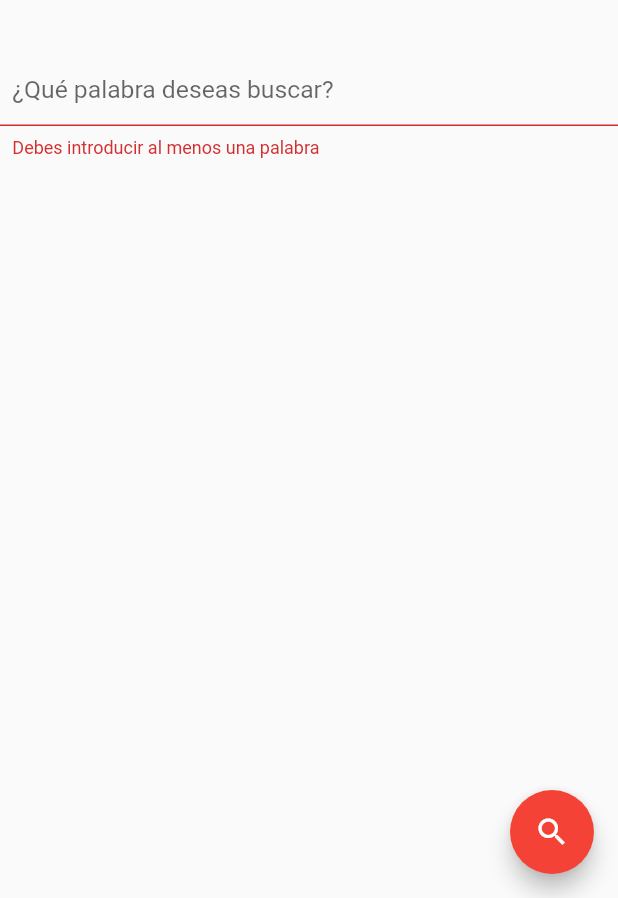
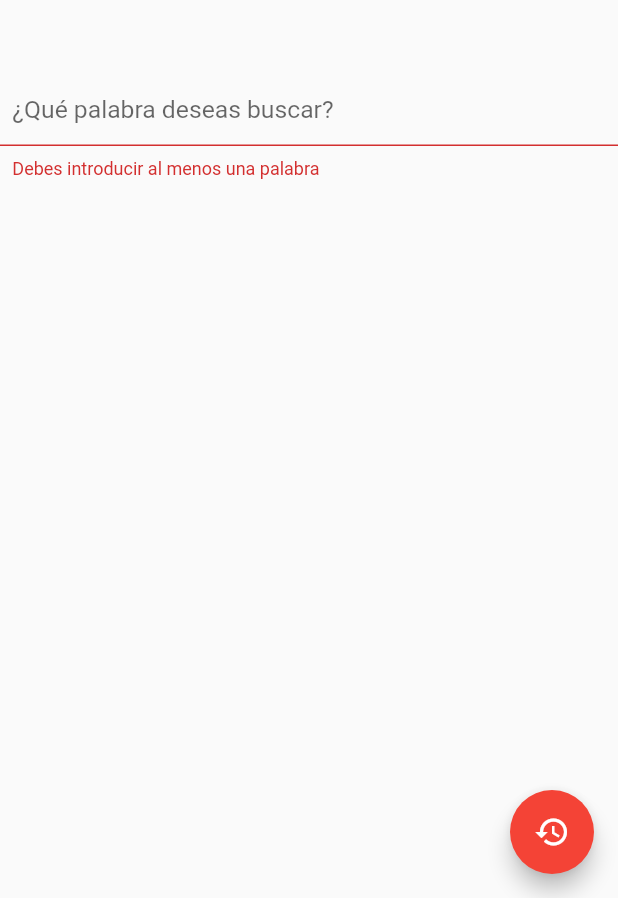
Before and after one commit to acanteror/consulta_rae_demo, a Flutter app: the screen it shows after launch, after a tap on the "search" icon, on a phone screen of 412 x 824 dp, the part 338-1236 px from its top. Run offline on Flutter 3.47's test engine with Material 2 defaults, Android fonts, the phone set to English and light mode, and no system bars; our stand-ins replace bloc, equatable, flutter_bloc; missing offline and left inert: colorize_lumberdash, lumberdash.

Commit message:
extract fabs

```diff
--- a/lib/pages/home_page.dart
+++ b/lib/pages/home_page.dart
@@ -4,6 +4,8 @@ import 'package:lumberdash/lumberdash.dart';
 import 'package:rae_test/bloc/rae/rae_bloc.dart';
 import 'package:rae_test/pages/result_page.dart';
 import 'package:rae_test/widgets/not_found_alert_widget.dart';
+import 'package:rae_test/widgets/restore_fab_widget.dart';
+import 'package:rae_test/widgets/search_fab_widget.dart';
 import 'package:rae_test/widgets/title_widget.dart';
 import 'package:rae_test/widgets/word_form.dart';
 import 'package:rae_test/extension/context_extension.dart';
@@ -14,11 +16,6 @@ class HomePage extends StatelessWidget {
   @override
   Widget build(BuildContext context) {
     final _formKey = GlobalKey<FormState>();
-    String _word;
-    bool _notFound;
-    bool _searchFAB;
-
-    print('here');
 
     return BlocConsumer<RaeBloc, RaeState>(listener: (context, state) {
       if (state is RaeError) {
@@ -30,22 +27,16 @@ class HomePage extends StatelessWidget {
           MaterialPageRoute(builder: (context) => ResultPage()),
         );
       }
-    }, builder: (context, state) {
-      if (state is RaeNotFound) {
-        _word = state.word;
-        _searchFAB = state.searchFAB;
-        _notFound = state.notFound;
-      }
       if (state is RaeInitial) {
-        _word = state.word;
-        _searchFAB = state.searchFAB;
-        _notFound = state.notFound;
         _formKey.currentState?.reset();
       }
+    }, builder: (context, state) {
       return Scaffold(
-        floatingActionButton: _searchFAB
-            ? _SearchFABWidget(formKey: _formKey)
-            : _RestoreFABWidget(formKey: _formKey,),
+        floatingActionButton: state.searchFAB
+            ? SearchFABWidget(formKey: _formKey)
+            : RestoreFABWidget(
+                formKey: _formKey,
+              ),
         body: SafeArea(
             child: Stack(
           children: <Widget>[
@@ -60,74 +51,32 @@ class HomePage extends StatelessWidget {
                     child: const TitleWidget(),
                   ),
                   Expanded(
-                    flex: 4,
+                    flex: 3,
                     child: Padding(
                       padding: EdgeInsets.symmetric(vertical: context.pcw(12)),
                       child: WordForm(formKey: _formKey),
                     ),
                   ),
-                  _notFound
+                  state.notFound
                       ? Expanded(
                           flex: 2,
                           child: Padding(
                             padding: EdgeInsets.symmetric(
                                 horizontal: context.pcw(2),
                                 vertical: context.pcw(6)),
-                            child: NotFoundAlertWidget(word: _word),
+                            child: NotFoundAlertWidget(word: state.word),
                           ),
                         )
                       : Expanded(flex: 2, child: Container()),
                 ],
               ),
             ),
-            Container(),
+            state is RaeLoading
+                ? Center(child: CircularProgressIndicator())
+                : Container(),
           ],
         )),
       );
     });
   }
 }
-
-class _RestoreFABWidget extends StatelessWidget {
-  const _RestoreFABWidget({
-    Key key,
-    @required GlobalKey<FormState> formKey,
-  })  : _formKey = formKey,
-        super(key: key);
-
-  final GlobalKey<FormState> _formKey;
-  @override
-  Widget build(BuildContext context) {
-    return FloatingActionButton(
-      onPressed: () {
-        _formKey.currentState.reset();
-        context.bloc<RaeBloc>().add(RaeRestore());
-      },
-      tooltip: 'Restaurar',
-      child: Icon(Icons.restore),
-    );
-  }
-}
-
-class _SearchFABWidget extends StatelessWidget {
-  const _SearchFABWidget({
-    Key key,
-    @required GlobalKey<FormState> formKey,
-  })  : _formKey = formKey,
-        super(key: key);
-
-  final GlobalKey<FormState> _formKey;
-
-  @override
-  Widget build(BuildContext context) {
-    return FloatingActionButton(
-      onPressed: () async {
-        if (_formKey.currentState.validate()) {
-          _formKey.currentState.save();
-        }
-      },
-      tooltip: 'Consultar',
-      child: Icon(Icons.search),
-    );
-  }
-}
--- /dev/null
+++ b/lib/widgets/restore_fab_widget.dart
@@ -0,0 +1,24 @@
+import 'package:flutter/material.dart';
+import 'package:flutter_bloc/flutter_bloc.dart';
+import 'package:rae_test/bloc/rae/rae_bloc.dart';
+
+class RestoreFABWidget extends StatelessWidget {
+  const RestoreFABWidget({
+    Key key,
+    @required GlobalKey<FormState> formKey,
+  })  : _formKey = formKey,
+        super(key: key);
+
+  final GlobalKey<FormState> _formKey;
+  @override
+  Widget build(BuildContext context) {
+    return FloatingActionButton(
+      onPressed: () {
+        _formKey.currentState.reset();
+        context.bloc<RaeBloc>().add(RaeRestore());
+      },
+      tooltip: 'Restaurar',
+      child: Icon(Icons.restore),
+    );
+  }
+}
--- /dev/null
+++ b/lib/widgets/search_fab_widget.dart
@@ -0,0 +1,24 @@
+import 'package:flutter/material.dart';
+
+class SearchFABWidget extends StatelessWidget {
+  const SearchFABWidget({
+    Key key,
+    @required GlobalKey<FormState> formKey,
+  })  : _formKey = formKey,
+        super(key: key);
+
+  final GlobalKey<FormState> _formKey;
+
+  @override
+  Widget build(BuildContext context) {
+    return FloatingActionButton(
+      onPressed: () async {
+        if (_formKey.currentState.validate()) {
+          _formKey.currentState.save();
+        }
+      },
+      tooltip: 'Consultar',
+      child: Icon(Icons.search),
+    );
+  }
+}
```
